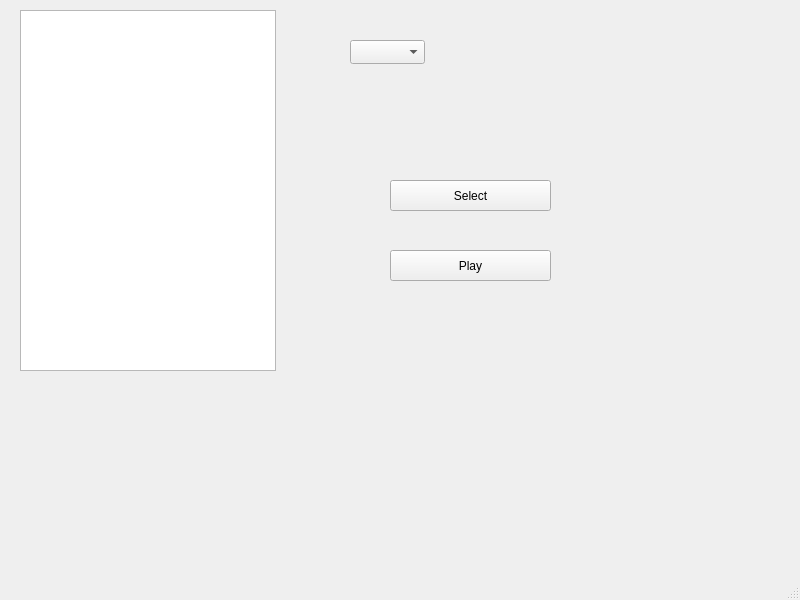
The window that Streaming GUI/StreamingGUI/mainwindow.ui (GuillermoTafoya/Mini-Netflix) describes before a commit, drawn with Qt 5.
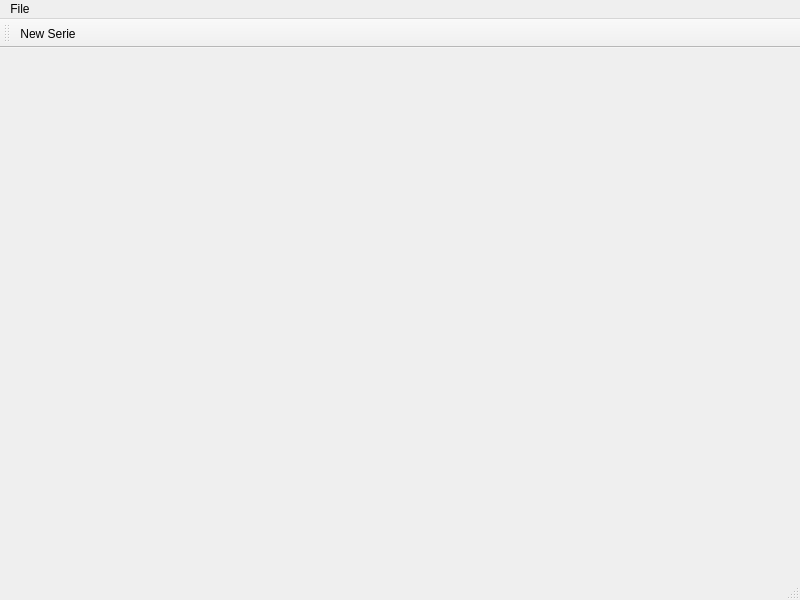
The same window after the commit. Icons and pictures are not drawn.

```diff
--- a/Streaming GUI/StreamingGUI/mainwindow.ui
+++ b/Streaming GUI/StreamingGUI/mainwindow.ui
@@ -13,57 +13,7 @@
   <property name="windowTitle">
    <string>MainWindow</string>
   </property>
-  <widget class="QWidget" name="centralwidget">
-   <widget class="QPushButton" name="Select">
-    <property name="geometry">
-     <rect>
-      <x>390</x>
-      <y>180</y>
-      <width>161</width>
-      <height>31</height>
-     </rect>
-    </property>
-    <property name="text">
-     <string>Select</string>
-    </property>
-   </widget>
-   <widget class="QPushButton" name="PlayButton">
-    <property name="geometry">
-     <rect>
-      <x>390</x>
-      <y>250</y>
-      <width>161</width>
-      <height>31</height>
-     </rect>
-    </property>
-    <property name="styleSheet">
-     <string notr="true"/>
-    </property>
-    <property name="text">
-     <string>Play</string>
-    </property>
-   </widget>
-   <widget class="QComboBox" name="comboBox">
-    <property name="geometry">
-     <rect>
-      <x>350</x>
-      <y>40</y>
-      <width>75</width>
-      <height>24</height>
-     </rect>
-    </property>
-   </widget>
-   <widget class="QListView" name="listView">
-    <property name="geometry">
-     <rect>
-      <x>20</x>
-      <y>10</y>
-      <width>256</width>
-      <height>361</height>
-     </rect>
-    </property>
-   </widget>
-  </widget>
+  <widget class="QWidget" name="centralwidget"/>
   <widget class="QMenuBar" name="menubar">
    <property name="geometry">
     <rect>
@@ -73,8 +23,54 @@
      <height>25</height>
     </rect>
    </property>
+   <widget class="QMenu" name="menuFile">
+    <property name="title">
+     <string>File</string>
+    </property>
+    <addaction name="actionNew_Serie"/>
+    <addaction name="actionNew_Season"/>
+    <addaction name="actionNew_Chapter"/>
+    <addaction name="actionNew_Movie"/>
+   </widget>
+   <addaction name="menuFile"/>
   </widget>
   <widget class="QStatusBar" name="statusbar"/>
+  <widget class="QToolBar" name="toolBar">
+   <property name="windowTitle">
+    <string>toolBar</string>
+   </property>
+   <attribute name="toolBarArea">
+    <enum>TopToolBarArea</enum>
+   </attribute>
+   <attribute name="toolBarBreak">
+    <bool>false</bool>
+   </attribute>
+   <addaction name="actionNew_Serie"/>
+  </widget>
+  <action name="actionNew_Serie">
+   <property name="icon">
+    <iconset resource="resources.qrc">
+     <normaloff>:/assets/Assets/Icons/netflix-seeklogo.com.svg</normaloff>:/assets/Assets/Icons/netflix-seeklogo.com.svg</iconset>
+   </property>
+   <property name="text">
+    <string>New Serie</string>
+   </property>
+  </action>
+  <action name="actionNew_Season">
+   <property name="text">
+    <string>New Season</string>
+   </property>
+  </action>
+  <action name="actionNew_Chapter">
+   <property name="text">
+    <string>New Chapter</string>
+   </property>
+  </action>
+  <action name="actionNew_Movie">
+   <property name="text">
+    <string>New Movie</string>
+   </property>
+  </action>
  </widget>
  <resources/>
  <connections/>
```
Left out of the diff: 4 changed lines with no effect on the pictures.
